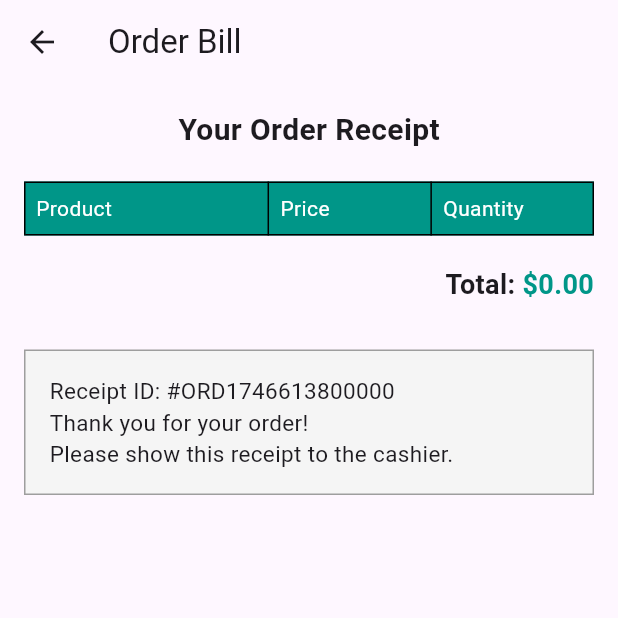
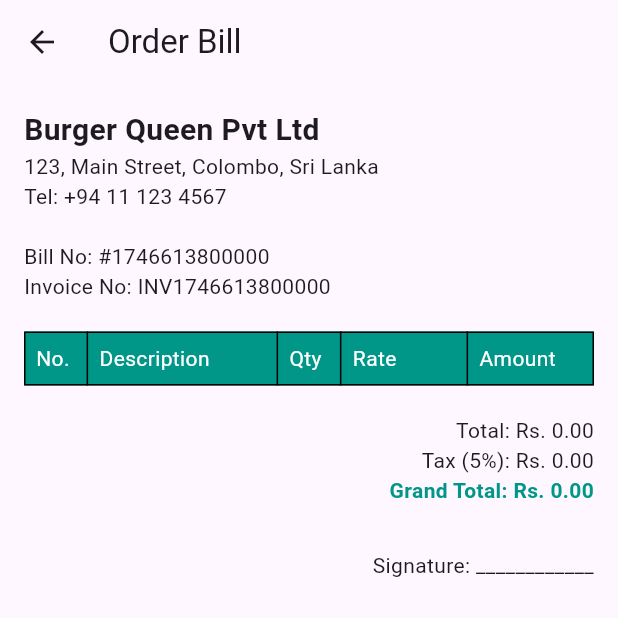
Before and after one commit to Denuwan01/Flutter-App, a Flutter app: the BillPage screen opened directly with empty values, on a phone screen of 412 x 824 dp, the top half of it. Run offline on Flutter 3.47's test engine with Material 3 defaults, Android fonts, the phone set to English and light mode, and no system bars; our stand-ins replace image_picker.

Commit message:
!st prototype finished

```diff
--- a/Frontend/myapp/lib/mainpage.dart
+++ b/Frontend/myapp/lib/mainpage.dart
@@ -1,4 +1,6 @@
+// main.dart
 import 'package:flutter/material.dart';
+import 'profile.dart'; // Ensure this file exists with a ProfilePage widget
 
 void main() {
   runApp(const MyApp());
@@ -42,15 +44,16 @@
 class _MainPageState extends State<MainPage> {
   List<Product> products = [
     Product(
-        name: 'Burger', price: 5.0, imagePath: 'assets/images/picture_1.png'),
+        name: 'Burger', price: 50.00, imagePath: 'assets/images/picture_1.png'),
     Product(
-        name: 'Fries', price: 3.0, imagePath: 'assets/images/picture_2.png'),
-    Product(name: 'Coke', price: 2.0, imagePath: 'assets/images/picture_3.png'),
+        name: 'Fries', price: 30.50, imagePath: 'assets/images/picture_2.png'),
     Product(
-        name: 'Pizza', price: 8.0, imagePath: 'assets/images/picture_4.png'),
+        name: 'Coke', price: 20.75, imagePath: 'assets/images/picture_3.png'),
+    Product(
+        name: 'Pizza', price: 80.25, imagePath: 'assets/images/picture_4.png'),
     Product(
         name: 'Ice Cream',
-        price: 4.0,
+        price: 40.60,
         imagePath: 'assets/images/picture_5.png'),
   ];
 
@@ -59,9 +62,7 @@
     if (ordered.isNotEmpty) {
       Navigator.push(
         context,
-        MaterialPageRoute(
-          builder: (context) => BillPage(orderList: ordered),
-        ),
+        MaterialPageRoute(builder: (context) => BillPage(orderList: ordered)),
       );
     } else {
       ScaffoldMessenger.of(context).showSnackBar(
@@ -73,17 +74,9 @@
   @override
   Widget build(BuildContext context) {
     return Scaffold(
-      drawer: const CustomDrawer(),
+      drawer: CustomDrawer(context: context),
       appBar: AppBar(
         title: const Text('Food Menu'),
-        actions: [
-          Builder(
-            builder: (context) => IconButton(
-              icon: const Icon(Icons.menu),
-              onPressed: () => Scaffold.of(context).openDrawer(),
-            ),
-          ),
-        ],
         flexibleSpace: Container(
           decoration: const BoxDecoration(
             gradient: LinearGradient(
@@ -97,7 +90,6 @@
       body: ListView(
         padding: const EdgeInsets.all(16),
         children: [
-          const SizedBox(height: 10),
           Container(
             height: 150,
             color: Colors.grey[300],
@@ -123,7 +115,7 @@
                 title: Text(product.name,
                     style: const TextStyle(
                         fontWeight: FontWeight.bold, fontSize: 16)),
-                subtitle: Text('\$${product.price.toStringAsFixed(2)}'),
+                subtitle: Text('Rs. ${product.price.toStringAsFixed(2)}'),
                 trailing: Row(
                   mainAxisSize: MainAxisSize.min,
                   children: [
@@ -133,7 +125,7 @@
                           if (product.quantity > 0) product.quantity--;
                         });
                       },
-                      icon: const Icon(Icons.remove_circle_outline),
+                      icon: const Icon(Icons.remove),
                     ),
                     Text('${product.quantity}'),
                     IconButton(
@@ -142,13 +134,20 @@
                           product.quantity++;
                         });
                       },
-                      icon: const Icon(Icons.add_circle_outline),
+                      icon: const Icon(Icons.add),
                     ),
                   ],
                 ),
               ),
             );
-          }).toList(),
+          }),
+          const SizedBox(height: 20),
+          const Center(
+            child: Text(
+              'Thank you for visiting!',
+              style: TextStyle(color: Colors.grey, fontSize: 14),
+            ),
+          )
         ],
       ),
       bottomNavigationBar: Padding(
@@ -170,34 +169,38 @@
 
 class BillPage extends StatelessWidget {
   final List<Product> orderList;
-
   const BillPage({super.key, required this.orderList});
 
-  double _calculateTotal() {
-    return orderList.fold(0, (sum, item) => sum + (item.price * item.quantity));
-  }
+  double _calculateTotal() =>
+      orderList.fold(0, (sum, item) => sum + (item.price * item.quantity));
 
   @override
   Widget build(BuildContext context) {
     double total = _calculateTotal();
+    double tax = total * 0.05;
+    double grandTotal = total + tax;
 
     return Scaffold(
       appBar: AppBar(title: const Text('Order Bill')),
       body: Padding(
         padding: const EdgeInsets.all(16),
         child: Column(
+          crossAxisAlignment: CrossAxisAlignment.start,
           children: [
-            const Text(
-              'Your Order Receipt',
-              style: TextStyle(fontSize: 20, fontWeight: FontWeight.bold),
-            ),
-            const SizedBox(height: 20),
+            const Text('Burger Queen Pvt Ltd',
+                style: TextStyle(fontWeight: FontWeight.bold, fontSize: 20)),
+            const Text('123, Main Street, Colombo, Sri Lanka'),
+            const Text('Tel: +94 11 123 4567\n'),
+            Text('Bill No: #${DateTime.now().millisecondsSinceEpoch}'),
+            Text('Invoice No: INV${DateTime.now().millisecondsSinceEpoch}\n'),
             Table(
               border: TableBorder.all(),
               columnWidths: const {
-                0: FlexColumnWidth(3),
-                1: FlexColumnWidth(2),
-                2: FlexColumnWidth(2),
+                0: FlexColumnWidth(1),
+                1: FlexColumnWidth(3),
+                2: FlexColumnWidth(1),
+                3: FlexColumnWidth(2),
+                4: FlexColumnWidth(2),
               },
               children: [
                 const TableRow(
@@ -205,70 +208,73 @@
                   children: [
                     Padding(
                       padding: EdgeInsets.all(8),
-                      child: Text('Product',
+                      child: Text('No.', style: TextStyle(color: Colors.white)),
+                    ),
+                    Padding(
+                      padding: EdgeInsets.all(8),
+                      child: Text('Description',
                           style: TextStyle(color: Colors.white)),
                     ),
                     Padding(
                       padding: EdgeInsets.all(8),
-                      child:
-                          Text('Price', style: TextStyle(color: Colors.white)),
+                      child: Text('Qty', style: TextStyle(color: Colors.white)),
                     ),
                     Padding(
                       padding: EdgeInsets.all(8),
-                      child: Text('Quantity',
-                          style: TextStyle(color: Colors.white)),
+                      child:
+                          Text('Rate', style: TextStyle(color: Colors.white)),
+                    ),
+                    Padding(
+                      padding: EdgeInsets.all(8),
+                      child:
+                          Text('Amount', style: TextStyle(color: Colors.white)),
                     ),
                   ],
                 ),
-                ...orderList.map((item) {
+                ...orderList.asMap().entries.map((entry) {
+                  int index = entry.key + 1;
+                  Product item = entry.value;
                   return TableRow(children: [
                     Padding(
                         padding: const EdgeInsets.all(8),
-                      child: Text(item.name),
-                    ),
+                        child: Text('$index')),
                     Padding(
                         padding: const EdgeInsets.all(8),
-                      child: Text('\$${item.price.toStringAsFixed(2)}'),
-                    ),
+                        child: Text(item.name)),
                     Padding(
                         padding: const EdgeInsets.all(8),
-                      child: Text('${item.quantity}'),
-                    ),
+                        child: Text('${item.quantity}')),
+                    Padding(
+                        padding: const EdgeInsets.all(8),
+                        child: Text('Rs. ${item.price.toStringAsFixed(2)}')),
+                    Padding(
+                        padding: const EdgeInsets.all(8),
+                        child: Text(
+                            'Rs. ${(item.price * item.quantity).toStringAsFixed(2)}')),
                   ]);
-                }).toList(),
+                }),
               ],
             ),
             const SizedBox(height: 20),
-            Row(
-              mainAxisAlignment: MainAxisAlignment.end,
+            Align(
+              alignment: Alignment.centerRight,
+              child: Column(
+                crossAxisAlignment: CrossAxisAlignment.end,
                 children: [
-                const Text(
-                  'Total: ',
-                  style: TextStyle(fontSize: 18, fontWeight: FontWeight.bold),
-                ),
+                  Text('Total: Rs. ${total.toStringAsFixed(2)}'),
+                  Text('Tax (5%): Rs. ${tax.toStringAsFixed(2)}'),
                   Text(
-                  '\$${total.toStringAsFixed(2)}',
+                    'Grand Total: Rs. ${grandTotal.toStringAsFixed(2)}',
                     style: const TextStyle(
-                      fontSize: 18,
-                      fontWeight: FontWeight.bold,
-                      color: Colors.teal),
+                        fontWeight: FontWeight.bold, color: Colors.teal),
                   ),
                 ],
               ),
+            ),
             const SizedBox(height: 30),
-            Container(
-              width: double.infinity,
-              padding: const EdgeInsets.all(16),
-              decoration: BoxDecoration(
-                border: Border.all(color: Colors.grey),
-                color: Colors.grey[100],
-              ),
-              child: Text(
-                'Receipt ID: #ORD${DateTime.now().millisecondsSinceEpoch}\n'
-                'Thank you for your order!\n'
-                'Please show this receipt to the cashier.',
-                style: const TextStyle(fontSize: 15),
-              ),
+            const Align(
+              alignment: Alignment.bottomRight,
+              child: Text('Signature: ____________'),
             ),
           ],
         ),
@@ -278,34 +284,45 @@
 }
 
 class CustomDrawer extends StatelessWidget {
-  const CustomDrawer({super.key});
+  final BuildContext context;
+  const CustomDrawer({super.key, required this.context});
 
   @override
   Widget build(BuildContext context) {
     return Drawer(
       child: ListView(
-        children: const [
-          DrawerHeader(
+        children: [
+          const DrawerHeader(
             decoration: BoxDecoration(
               gradient:
                   LinearGradient(colors: [Colors.teal, Colors.tealAccent]),
             ),
-            child: Text(
-              'Menu',
-              style: TextStyle(fontSize: 24, color: Colors.white),
-            ),
+            child: Text('Menu',
+                style: TextStyle(fontSize: 24, color: Colors.white)),
           ),
           ListTile(
-            leading: Icon(Icons.home),
-            title: Text('Home'),
+            leading: const Icon(Icons.home),
+            title: const Text('Home'),
+            onTap: () {
+              Navigator.pushReplacement(context,
+                  MaterialPageRoute(builder: (context) => const MainPage()));
+            },
           ),
+          /*ListTile(
+            leading: const Icon(Icons.person),
+            title: const Text('Profile'),
+            onTap: () {
+              Navigator.push(
+                  context, MaterialPageRoute(builder: (context) => const ProfilePage()));
+            },
+          ),*/
           ListTile(
-            leading: Icon(Icons.info),
-            title: Text('About'),
-          ),
-          ListTile(
-            leading: Icon(Icons.logout),
-            title: Text('Logout'),
+            leading: const Icon(Icons.logout),
+            title: const Text('Logout'),
+            onTap: () {
+              Navigator.pushReplacement(
+                  context, MaterialPageRoute(builder: (_) => const MainPage()));
+            },
           ),
         ],
       ),
```
Lines whose indentation alone changed are shown as unchanged.
